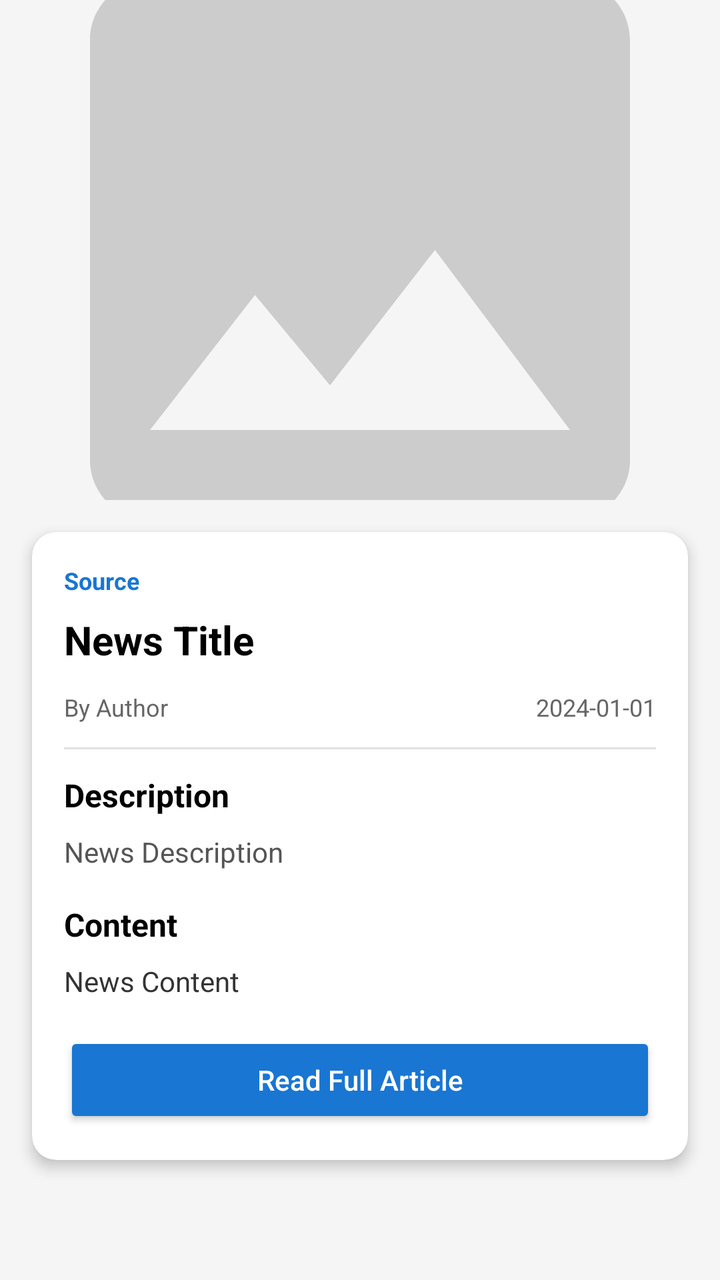
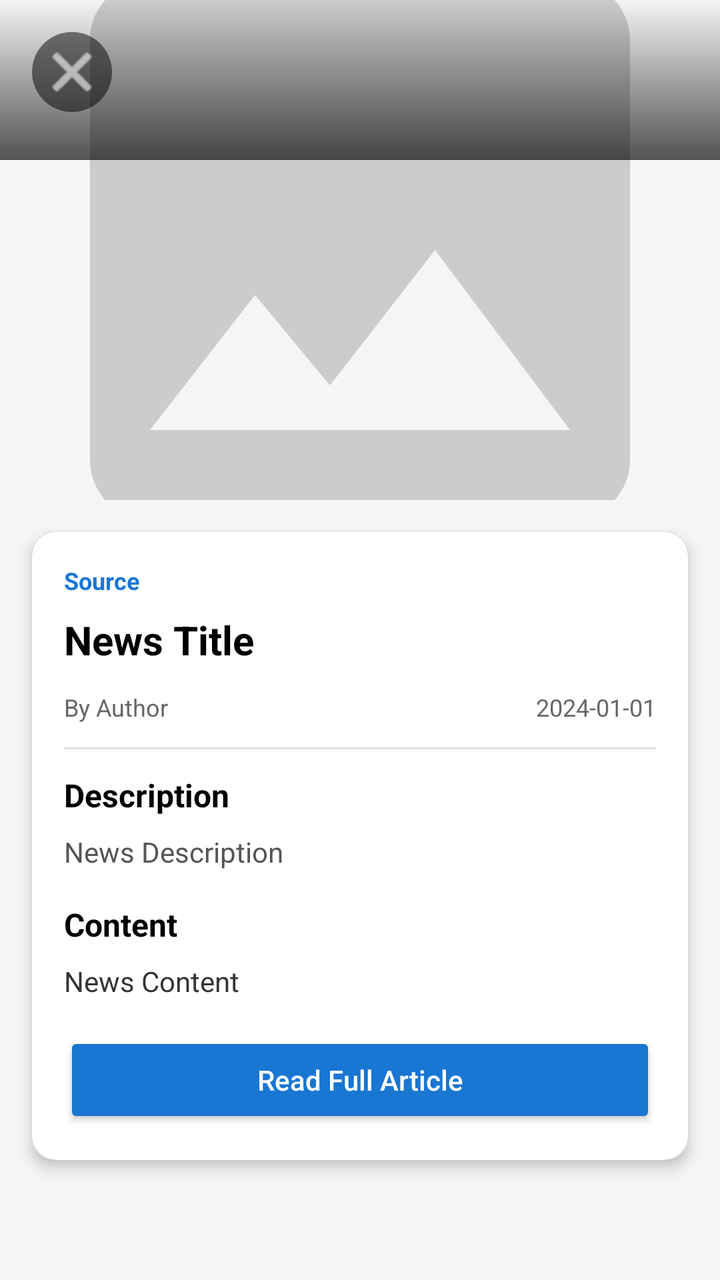

Two renders of the same Android screen: before a commit and after it. Below are the layout's source before the change and the commit's diff.
<!-- AndroidManifest.xml: activity theme Theme.Newsapp -->
<!-- res/layout/activity_detail.xml -->
<?xml version="1.0" encoding="utf-8"?>
<ScrollView
    xmlns:android="http://schemas.android.com/apk/res/android"
    xmlns:app="http://schemas.android.com/apk/res-auto"
    android:layout_width="match_parent"
    android:layout_height="match_parent"
    android:background="#F5F5F5">

    <LinearLayout
        android:layout_width="match_parent"
        android:layout_height="wrap_content"
        android:orientation="vertical">

        <ImageView
            android:id="@+id/imageDetail"
            android:layout_width="match_parent"
            android:layout_height="250dp"
            android:scaleType="centerCrop"
            android:contentDescription="News Detail Image"
            app:srcCompat="@drawable/ic_placeholder"/>

        <androidx.cardview.widget.CardView
            android:layout_width="match_parent"
            android:layout_height="wrap_content"
            android:layout_margin="16dp"
            app:cardCornerRadius="12dp"
            app:cardElevation="4dp">

            <LinearLayout
                android:layout_width="match_parent"
                android:layout_height="wrap_content"
                android:orientation="vertical"
                android:padding="16dp">

                <TextView
                    android:id="@+id/textDetailSource"
                    android:layout_width="wrap_content"
                    android:layout_height="wrap_content"
                    android:text="Source"
                    android:textColor="#1976D2"
                    android:textSize="12sp"
                    android:textStyle="bold"/>

                <TextView
                    android:id="@+id/textDetailTitle"
                    android:layout_width="match_parent"
                    android:layout_height="wrap_content"
                    android:layout_marginTop="8dp"
                    android:text="News Title"
                    android:textColor="#000000"
                    android:textSize="20sp"
                    android:textStyle="bold"
                    android:lineSpacingExtra="4dp"/>

                <LinearLayout
                    android:layout_width="match_parent"
                    android:layout_height="wrap_content"
                    android:layout_marginTop="12dp"
                    android:orientation="horizontal">

                    <TextView
                        android:id="@+id/textAuthor"
                        android:layout_width="0dp"
                        android:layout_height="wrap_content"
                        android:layout_weight="1"
                        android:text="By Author"
                        android:textColor="#666666"
                        android:textSize="12sp"/>

                    <TextView
                        android:id="@+id/textDate"
                        android:layout_width="wrap_content"
                        android:layout_height="wrap_content"
                        android:text="2024-01-01"
                        android:textColor="#666666"
                        android:textSize="12sp"/>

                </LinearLayout>

                <View
                    android:layout_width="match_parent"
                    android:layout_height="1dp"
                    android:layout_marginTop="12dp"
                    android:layout_marginBottom="12dp"
                    android:background="#E0E0E0"/>

                
                <TextView
                    android:layout_width="wrap_content"
                    android:layout_height="wrap_content"
                    android:text="Description"
                    android:textColor="#000000"
                    android:textSize="16sp"
                    android:textStyle="bold"
                    android:layout_marginBottom="8dp"/>

                <TextView
                    android:id="@+id/textDescription"
                    android:layout_width="match_parent"
                    android:layout_height="wrap_content"
                    android:text="News Description"
                    android:textColor="#555555"
                    android:textSize="14sp"
                    android:lineSpacingExtra="4dp"
                    android:layout_marginBottom="16dp"/>

                
                <TextView
                    android:layout_width="wrap_content"
                    android:layout_height="wrap_content"
                    android:text="Content"
                    android:textColor="#000000"
                    android:textSize="16sp"
                    android:textStyle="bold"
                    android:layout_marginBottom="8dp"/>

                <TextView
                    android:id="@+id/textContent"
                    android:layout_width="match_parent"
                    android:layout_height="wrap_content"
                    android:text="News Content"
                    android:textColor="#333333"
                    android:textSize="14sp"
                    android:lineSpacingExtra="4dp"
                    android:layout_marginBottom="16dp"/>

                
                <Button
                    android:id="@+id/btnReadMore"
                    android:layout_width="match_parent"
                    android:layout_height="wrap_content"
                    android:text="Read Full Article"
                    android:textColor="#FFFFFF"
                    android:backgroundTint="#1976D2"
                    android:padding="12dp"
                    android:textAllCaps="false"/>

            </LinearLayout>

        </androidx.cardview.widget.CardView>

    </LinearLayout>

</ScrollView>
<!-- resources referenced by this layout -->
<resources>
  <!-- drawable ic_placeholder (drawable) -->
  <?xml version="1.0" encoding="utf-8"?>
  <vector xmlns:android="http://schemas.android.com/apk/res/android"
      android:width="24dp"
      android:height="24dp"
      android:viewportWidth="24"
      android:viewportHeight="24">
      <path
          android:fillColor="#CCCCCC"
          android:pathData="M21,19V5c0,-1.1 -0.9,-2 -2,-2H5c-1.1,0 -2,0.9 -2,2v14c0,1.1 0.9,2 2,2h14c1.1,0 2,-0.9 2,-2zM8.5,13.5l2.5,3.01L14.5,12l4.5,6H5l3.5,-4.5z"/>
  </vector>
  <style name="Theme.Newsapp" parent="Base.Theme.Newsapp" />
  <style name="Base.Theme.Newsapp" parent="Theme.Material3.DayNight.NoActionBar">
          
          
      </style>
</resources>

<!-- the commit's change to res/layout/activity_detail.xml (unified diff, before → after) -->
@@ -11,13 +11,38 @@
         android:layout_height="wrap_content"
         android:orientation="vertical">
 
-        <ImageView
-            android:id="@+id/imageDetail"
+        
+        <FrameLayout
             android:layout_width="match_parent"
-            android:layout_height="250dp"
-            android:scaleType="centerCrop"
-            android:contentDescription="News Detail Image"
-            app:srcCompat="@drawable/ic_placeholder"/>
+            android:layout_height="250dp">
+
+            <ImageView
+                android:id="@+id/imageDetail"
+                android:layout_width="match_parent"
+                android:layout_height="match_parent"
+                android:scaleType="centerCrop"
+                android:contentDescription="News Detail Image"
+                app:srcCompat="@drawable/ic_placeholder"/>
+
+            
+            <View
+                android:layout_width="match_parent"
+                android:layout_height="80dp"
+                android:background="@drawable/gradient_overlay"/>
+
+            
+            <ImageButton
+                android:id="@+id/btnBack"
+                android:layout_width="40dp"
+                android:layout_height="40dp"
+                android:layout_margin="16dp"
+                android:background="@drawable/bg_back_button"
+                android:src="@android:drawable/ic_menu_close_clear_cancel"
+                android:contentDescription="Back"
+                android:padding="8dp"
+                android:tint="#FFFFFF"/>
+
+        </FrameLayout>
 
         <androidx.cardview.widget.CardView
             android:layout_width="match_parent"
<!-- resource entries referenced after the edit -->
@@ -1,5 +1,19 @@
 <!-- resources referenced by this layout -->
 <resources>
+  <!-- drawable bg_back_button (drawable) -->
+  <?xml version="1.0" encoding="utf-8"?>
+  <shape xmlns:android="http://schemas.android.com/apk/res/android"
+      android:shape="oval">
+      <solid android:color="#80000000"/>
+  </shape>
+  <!-- drawable gradient_overlay (drawable) -->
+  <?xml version="1.0" encoding="utf-8"?>
+  <shape xmlns:android="http://schemas.android.com/apk/res/android">
+      <gradient
+          android:angle="270"
+          android:startColor="#00000000"
+          android:endColor="#AA000000"/>
+  </shape>
   <!-- drawable ic_placeholder (drawable) -->
   <?xml version="1.0" encoding="utf-8"?>
   <vector xmlns:android="http://schemas.android.com/apk/res/android"
